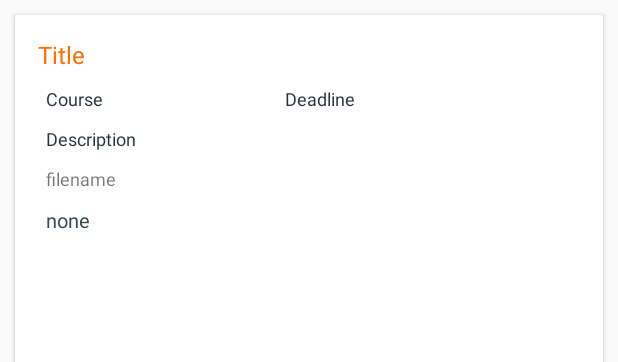
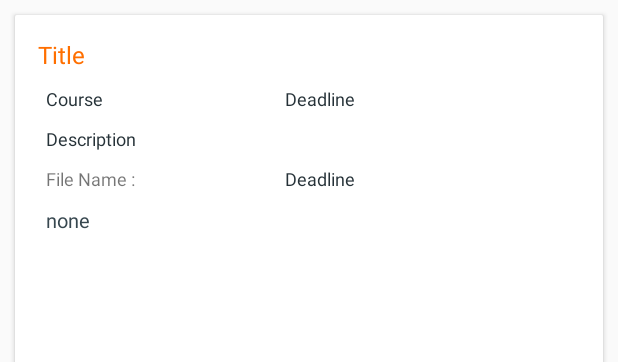
Before and after one commit to Cloudeducate/StudentApp, an Android app: the layout assignment_item_layout.xml on its own in the app's theme, with its tools: preview values and no code run, on a phone screen of 412 x 824 dp. Shown: the top 362 px of the screen. Run offline under Robolectric (Android 15) with nearby library versions, the phone set to English and light mode, and no system bars; network calls fail.

Commit message:
Assignment is downloading
Signed-off-by: yogeshbalan <balanyogesh@gmail.com>

```diff
--- a/app/build.gradle
+++ b/app/build.gradle
@@ -35,4 +35,5 @@ dependencies {
     compile 'com.mcxiaoke.volley:library:1.0.19'
     compile 'com.github.PhilJay:MPAndroidChart:v2.1.6'
     compile 'com.prolificinteractive:material-calendarview:1.2.0'
+    compile 'com.mani:ThinDownloadManager:1.2.0'
 }
--- a/app/src/main/AndroidManifest.xml
+++ b/app/src/main/AndroidManifest.xml
@@ -3,6 +3,7 @@
     package="com.cloudeducate.redtick">
 
     <uses-permission android:name="android.permission.INTERNET" />
+    <uses-permission android:name="android.permission.WRITE_EXTERNAL_STORAGE" />
 
     <application
         android:name=".ApplicationWrapper"
--- a/app/src/main/java/com/cloudeducate/redtick/Utils/Constants.java
+++ b/app/src/main/java/com/cloudeducate/redtick/Utils/Constants.java
@@ -37,6 +37,7 @@ public class Constants {
 
 
     public static final String PROFILE = "profile";
+    public static final String AppFolderName = "RedTick";
 
 
 }
--- a/app/src/main/java/com/cloudeducate/redtick/Utils/URL.java
+++ b/app/src/main/java/com/cloudeducate/redtick/Utils/URL.java
@@ -25,5 +25,10 @@ public class URL {
         return Constants.BASE_URL + url3;
     }
 
+    public static String getAssignmentDownloadURL(String filename){
+        String url4 = "public/assets/uploads/assignments/" + filename;
+        return Constants.BASE_URL + url4;
+    }
+
 
 }
--- a/app/src/main/res/layout/assignment_item_layout.xml
+++ b/app/src/main/res/layout/assignment_item_layout.xml
@@ -66,15 +66,28 @@
                 android:textSize="12dp" />
 
             <TextView
-                android:id="@+id/filename"
+                android:id="@+id/filename_value"
                 android:layout_width="wrap_content"
                 android:layout_height="wrap_content"
                 android:layout_below="@id/description"
                 android:layout_marginLeft="5dp"
                 android:layout_marginTop="10dp"
                 android:gravity="center_vertical"
-                android:text="filename"
+                android:text="File Name : "
                 android:textSize="12dp" />
+
+            <TextView
+                android:id="@+id/filename"
+                android:layout_width="wrap_content"
+                android:layout_height="wrap_content"
+                android:layout_alignBaseline="@id/filename_value"
+                android:layout_alignParentRight="true"
+                android:layout_marginRight="150dp"
+                android:layout_marginTop="10dp"
+                android:text="Deadline"
+                android:textColor="@color/md_blue_grey_900"
+                android:textSize="12dp" />
+
 
             <TextView
                 android:id="@+id/status"
```
Also changed, not shown: app/src/main/java/com/cloudeducate/redtick/Activities/AssignmentActivity.java (+40 -12 lines), app/src/main/java/com/cloudeducate/redtick/Activities/DashBoard.java (+32 -0 lines), app/src/main/java/com/cloudeducate/redtick/Adapters/AssignmentRecyclerviewAdapter.java (+81 -5 lines), app/src/main/java/com/cloudeducate/redtick/ApplicationWrapper.java (+7 -0 lines).
